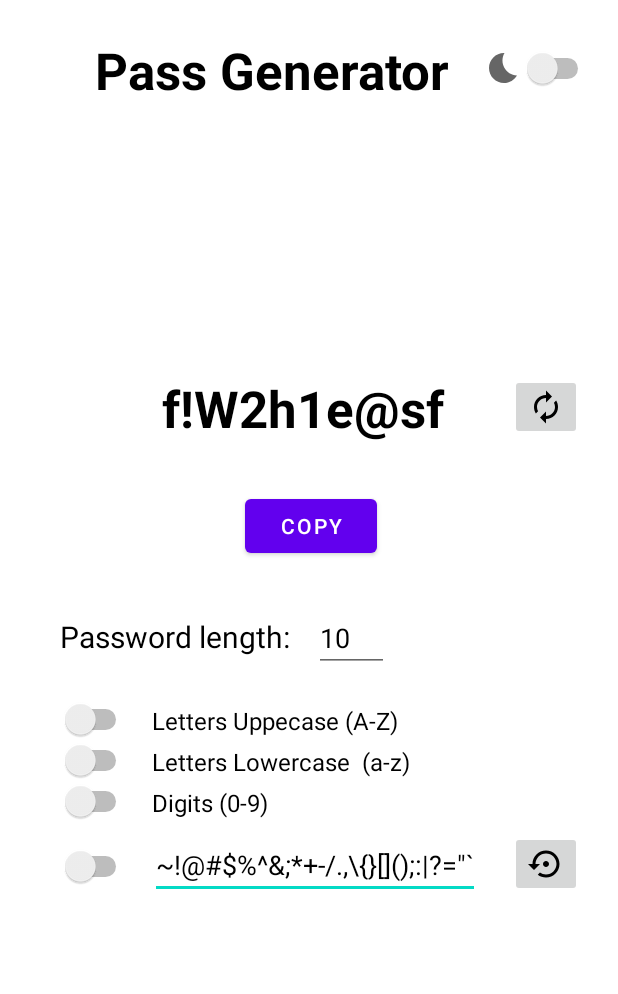
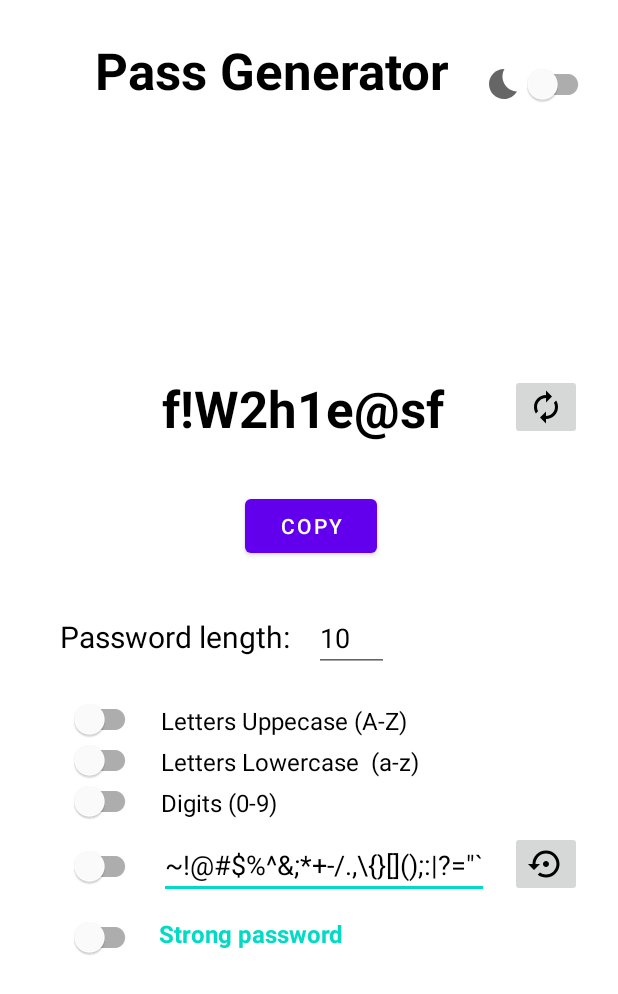
Before and after one commit to gustavodahora/pass-generator, an Android app: the layout activity_main.xml on its own in the app's theme, with its tools: preview values and no code run, on a phone screen of 412 x 824 dp. Shown: the top 994 px of the screen. Run offline under Robolectric (Android 15) with nearby library versions, the phone set to English and light mode, and no system bars.

Commit message:
Adding a feature to save the strong value on others switchs and seting a value for strong color

```diff
--- a/app/src/main/res/layout/activity_main.xml
+++ b/app/src/main/res/layout/activity_main.xml
@@ -2,30 +2,49 @@
 <androidx.constraintlayout.widget.ConstraintLayout xmlns:android="http://schemas.android.com/apk/res/android"
     xmlns:app="http://schemas.android.com/apk/res-auto"
     xmlns:tools="http://schemas.android.com/tools"
+    style="t"
     android:layout_width="match_parent"
     android:layout_height="match_parent"
+    android:onClick="strongPassword"
     tools:context=".MainActivity">
 
-    <Switch
-        android:id="@+id/switchLower"
+    <TextView
+        android:id="@+id/force_use_label"
         android:layout_width="wrap_content"
         android:layout_height="wrap_content"
+        android:layout_marginStart="12dp"
+        android:layout_marginLeft="12dp"
+        android:layout_marginTop="20dp"
+        android:text="Strong password"
+        android:textColor="@color/teal_200"
+        android:textSize="16sp"
+        android:textStyle="bold"
+        app:layout_constraintStart_toEndOf="@+id/force_use"
+        app:layout_constraintTop_toBottomOf="@+id/switchSpecial" />
+
+
+    <com.google.android.material.switchmaterial.SwitchMaterial
+        android:id="@+id/switchLower"
+        android:layout_width="54dp"
+        android:layout_height="18dp"
         android:layout_marginStart="40dp"
+        android:onClick="strongPassword"
         android:layout_marginLeft="40dp"
         app:layout_constraintStart_toStartOf="parent"
         app:layout_constraintTop_toBottomOf="@+id/switch_upper" />
 
-    <Switch
+    <com.google.android.material.switchmaterial.SwitchMaterial
         android:id="@+id/switch_upper"
-        android:layout_width="wrap_content"
-        android:layout_height="wrap_content"
+        android:layout_width="54dp"
+        android:layout_height="18dp"
         android:layout_marginStart="40dp"
         android:layout_marginLeft="40dp"
         android:layout_marginTop="28dp"
+        android:onClick="strongPassword"
         app:layout_constraintStart_toStartOf="parent"
         app:layout_constraintTop_toBottomOf="@+id/textView" />
 
-    <Switch
+    <com.google.android.material.switchmaterial.SwitchMaterial
         android:id="@+id/darkTheme"
         android:layout_width="wrap_content"
         android:layout_height="wrap_content"
@@ -90,22 +109,24 @@
         app:layout_constraintStart_toStartOf="parent"
         app:layout_constraintTop_toBottomOf="@+id/passwordText" />
 
-    <Switch
+    <com.google.android.material.switchmaterial.SwitchMaterial
         android:id="@+id/switchDigits"
-        android:layout_width="wrap_content"
-        android:layout_height="wrap_content"
+        android:layout_width="54dp"
+        android:layout_height="18dp"
         android:layout_marginStart="40dp"
         android:layout_marginLeft="40dp"
+        android:onClick="strongPassword"
         app:layout_constraintStart_toStartOf="parent"
         app:layout_constraintTop_toBottomOf="@+id/switchLower" />
 
-    <Switch
+    <com.google.android.material.switchmaterial.SwitchMaterial
         android:id="@+id/switchSpecial"
-        android:layout_width="wrap_content"
-        android:layout_height="wrap_content"
+        android:layout_width="54dp"
+        android:layout_height="18dp"
         android:layout_marginStart="40dp"
         android:layout_marginLeft="40dp"
         android:layout_marginTop="16dp"
+        android:onClick="strongPassword"
         app:layout_constraintStart_toStartOf="parent"
         app:layout_constraintTop_toBottomOf="@+id/switchDigits" />
 
@@ -167,10 +188,10 @@
         android:layout_height="wrap_content"
         android:layout_marginStart="16dp"
         android:layout_marginLeft="16dp"
-        android:maxLength="2"
         android:layout_marginTop="28dp"
         android:ems="10"
         android:inputType="number"
+        android:maxLength="2"
         android:text="10"
         app:layout_constraintStart_toEndOf="@+id/textView"
         app:layout_constraintTop_toBottomOf="@+id/button" />
@@ -200,4 +221,17 @@
         app:layout_constraintTop_toBottomOf="@+id/textView5"
         app:srcCompat="@drawable/ic_baseline_settings_backup_restore_24" />
 
+    <com.google.android.material.switchmaterial.SwitchMaterial
+        android:id="@+id/force_use"
+        android:layout_width="54dp"
+        android:layout_height="18dp"
+        android:layout_marginStart="40dp"
+        android:layout_marginLeft="40dp"
+        android:layout_marginTop="12dp"
+        android:onClick="strongPassword"
+        app:layout_constraintStart_toStartOf="parent"
+        app:layout_constraintTop_toBottomOf="@+id/special"
+        style="@style/Theme.Switch"
+        />
+
 </androidx.constraintlayout.widget.ConstraintLayout>
--- /dev/null
+++ b/app/src/main/res/values-night/switchs.xml
@@ -0,0 +1,8 @@
+<resources xmlns:tools="http://schemas.android.com/tools">
+    <!-- Base application theme. -->
+    <style name="Theme.Switch" parent="">
+        <!-- Primary brand color. -->
+        <item name="colorOnSurface">@color/yellow</item>
+        <item name="colorSecondary">@color/yellow_light</item>
+    </style>
+</resources>
--- a/app/src/main/res/values/colors.xml
+++ b/app/src/main/res/values/colors.xml
@@ -7,4 +7,6 @@
     <color name="teal_700">#FF018786</color>
     <color name="black">#FF000000</color>
     <color name="white">#FFFFFFFF</color>
+    <color name="yellow">#EAC453</color>
+    <color name="yellow_light">#FBE7AA</color>
 </resources>
```
Also changed, not shown: app/src/main/java/com/example/passgenerator/MainActivity.kt (+45 -2 lines), gradle.properties (+8 -11 lines).
